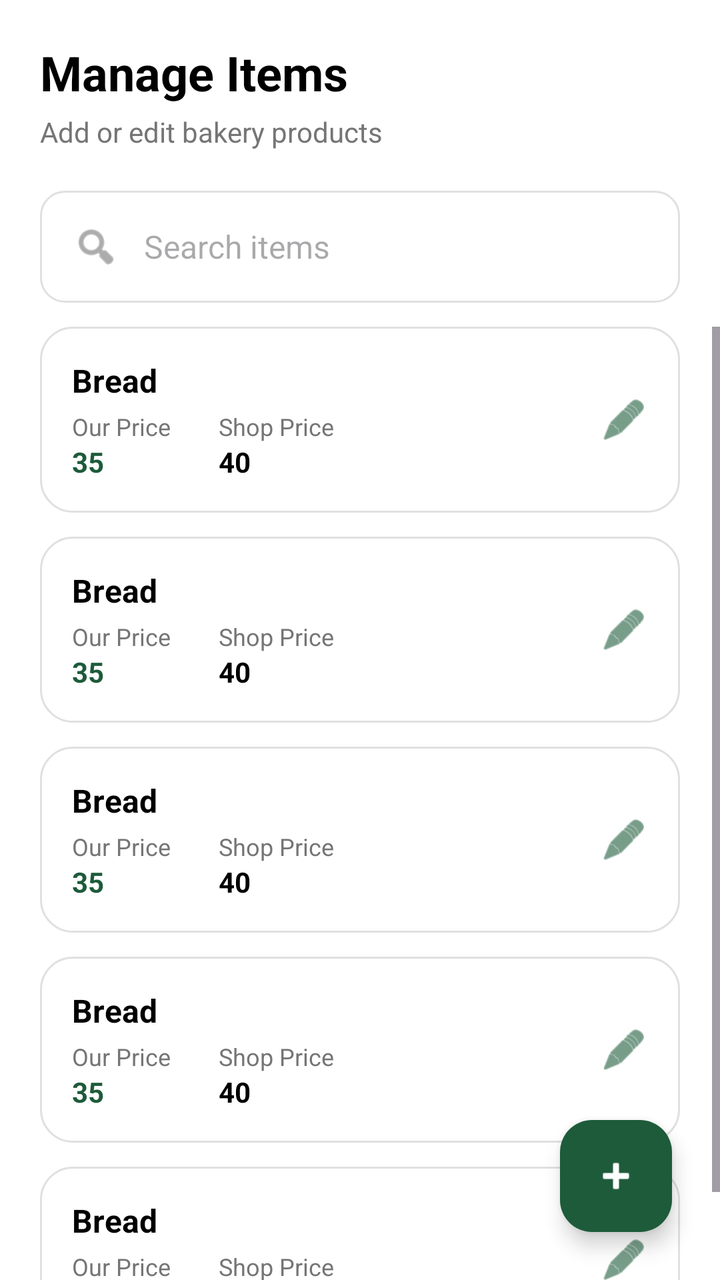
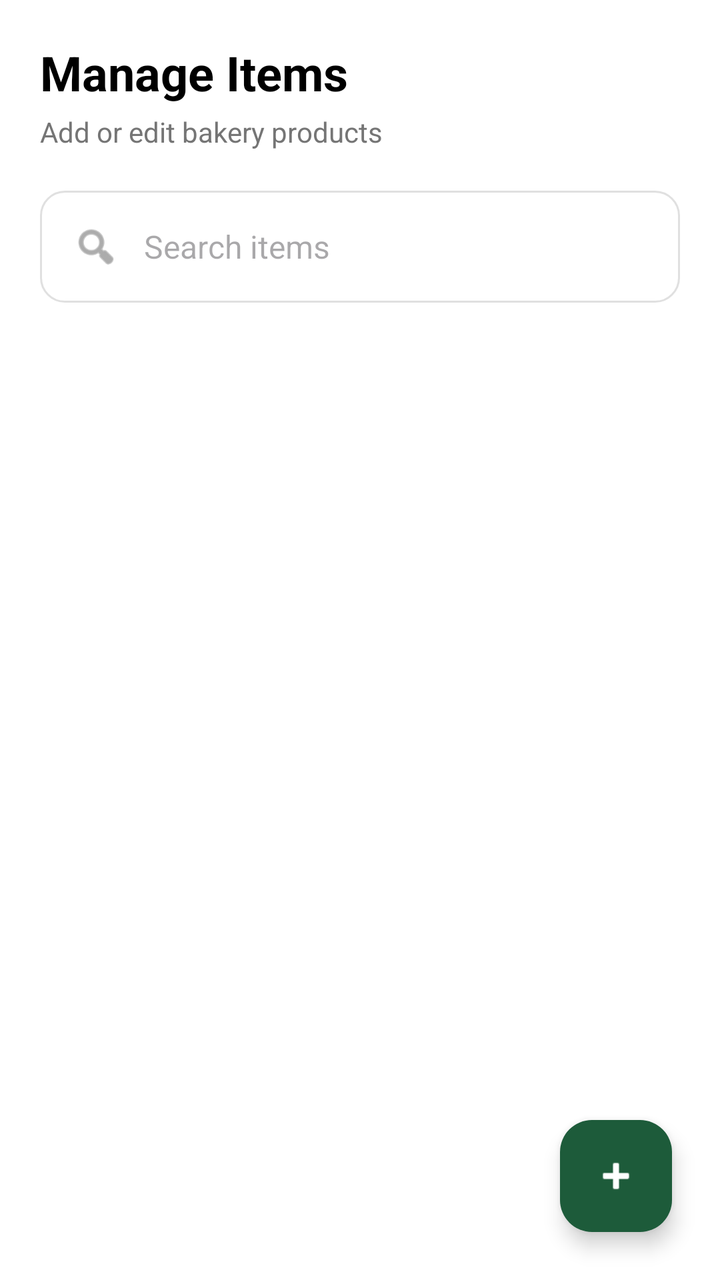

Compare the two renders of this Android layout. The source of the first and the diff that turns it into the second are given below.
<!-- AndroidManifest.xml: application theme Theme.BakeDashTest -->
<!-- res/layout/fragment_items.xml -->
<?xml version="1.0" encoding="utf-8"?>
<androidx.constraintlayout.widget.ConstraintLayout xmlns:android="http://schemas.android.com/apk/res/android"
    xmlns:app="http://schemas.android.com/apk/res-auto"
    xmlns:tools="http://schemas.android.com/tools"
    android:id="@+id/itemsLayout"
    android:layout_width="match_parent"
    android:layout_height="match_parent"
    android:background="@color/white">

    
    <TextView
        android:id="@+id/itemsTitle"
        android:layout_width="wrap_content"
        android:layout_height="wrap_content"
        android:layout_margin="20dp"
        android:text="Manage Items"
        android:textColor="@color/black"
        android:textSize="24sp"
        android:textStyle="bold"
        app:layout_constraintStart_toStartOf="parent"
        app:layout_constraintTop_toTopOf="parent" />

    <TextView
        android:id="@+id/itemsSubtitle"
        android:layout_width="wrap_content"
        android:layout_height="wrap_content"
        android:layout_marginTop="4dp"
        android:text="Add or edit bakery products"
        android:textColor="@color/text_grey"
        android:textSize="14sp"
        app:layout_constraintStart_toStartOf="@+id/itemsTitle"
        app:layout_constraintTop_toBottomOf="@+id/itemsTitle" />

    
    <LinearLayout
        android:id="@+id/searchContainer"
        android:layout_width="match_parent"
        android:layout_height="56dp"
        android:layout_margin="20dp"
        android:background="@drawable/bg_search"
        android:gravity="center_vertical"
        android:orientation="horizontal"
        android:paddingHorizontal="16dp"
        app:layout_constraintTop_toBottomOf="@id/itemsSubtitle">

        <ImageView
            android:layout_width="24dp"
            android:layout_height="24dp"
            android:src="@android:drawable/ic_menu_search"
            app:tint="@color/text_grey" />

        <EditText
            android:layout_width="match_parent"
            android:layout_height="wrap_content"
            android:layout_marginStart="12dp"
            android:background="@android:color/transparent"
            android:hint="Search items"
            android:inputType="text"
            android:textColor="#1E293B"
            android:textSize="16sp" />
    </LinearLayout>

    
    <ScrollView
        android:layout_width="match_parent"
        android:layout_height="0dp"
        android:layout_marginTop="12dp"
        app:layout_constraintBottom_toBottomOf="parent"
        app:layout_constraintTop_toBottomOf="@id/searchContainer">

        <LinearLayout
            android:layout_width="match_parent"
            android:layout_height="wrap_content"
            android:orientation="vertical"
            android:paddingHorizontal="20dp">

            <include layout="@layout/item_product_row" android:id="@+id/item1"/>
            <include layout="@layout/item_product_row" android:id="@+id/item2"/>
            <include layout="@layout/item_product_row" android:id="@+id/item3"/>
            <include layout="@layout/item_product_row" android:id="@+id/item4"/>
            <include layout="@layout/item_product_row" android:id="@+id/item5"/>

        </LinearLayout>
    </ScrollView>

    
    <com.google.android.material.floatingactionbutton.FloatingActionButton
        android:id="@+id/btnAddItem"
        android:layout_width="wrap_content"
        android:layout_height="wrap_content"
        android:layout_margin="24dp"
        android:backgroundTint="@color/primary_green"
        android:src="@android:drawable/ic_input_add"
        app:layout_constraintBottom_toBottomOf="parent"
        app:layout_constraintEnd_toEndOf="parent"
        app:tint="@color/white" />

</androidx.constraintlayout.widget.ConstraintLayout>
<!-- res/layout/item_product_row.xml (included above) -->
<?xml version="1.0" encoding="utf-8"?>
<androidx.constraintlayout.widget.ConstraintLayout xmlns:android="http://schemas.android.com/apk/res/android"
    xmlns:app="http://schemas.android.com/apk/res-auto"
    android:layout_width="match_parent"
    android:layout_height="wrap_content"
    android:layout_marginBottom="12dp"
    android:background="@drawable/bg_customer_card_white"
    android:padding="16dp">

    <TextView
        android:id="@+id/productName"
        android:layout_width="0dp"
        android:layout_height="wrap_content"
        android:text="Bread"
        android:textColor="@color/black"
        android:textSize="16sp"
        android:textStyle="bold"
        app:layout_constraintEnd_toStartOf="@+id/editIcon"
        app:layout_constraintStart_toStartOf="parent"
        app:layout_constraintTop_toTopOf="parent" />

    <LinearLayout
        android:id="@+id/pricesContainer"
        android:layout_width="0dp"
        android:layout_height="wrap_content"
        android:layout_marginTop="4dp"
        android:orientation="horizontal"
        app:layout_constraintEnd_toStartOf="@+id/editIcon"
        app:layout_constraintStart_toStartOf="parent"
        app:layout_constraintTop_toBottomOf="@id/productName">

        <LinearLayout
            android:layout_width="wrap_content"
            android:layout_height="wrap_content"
            android:orientation="vertical">

            <TextView
                android:layout_width="wrap_content"
                android:layout_height="wrap_content"
                android:text="Our Price"
                android:textColor="@color/text_grey"
                android:textSize="12sp" />

            <TextView
                android:id="@+id/ourPrice"
                android:layout_width="wrap_content"
                android:layout_height="wrap_content"
                android:text="35"
                android:textColor="@color/primary_green"
                android:textSize="14sp"
                android:textStyle="bold" />
        </LinearLayout>

        <LinearLayout
            android:layout_width="wrap_content"
            android:layout_height="wrap_content"
            android:layout_marginStart="24dp"
            android:orientation="vertical">

            <TextView
                android:layout_width="wrap_content"
                android:layout_height="wrap_content"
                android:text="Shop Price"
                android:textColor="@color/text_grey"
                android:textSize="12sp" />

            <TextView
                android:id="@+id/shopPrice"
                android:layout_width="wrap_content"
                android:layout_height="wrap_content"
                android:text="40"
                android:textColor="@color/black"
                android:textSize="14sp"
                android:textStyle="bold" />
        </LinearLayout>
    </LinearLayout>

    <ImageView
        android:id="@+id/editIcon"
        android:layout_width="24dp"
        android:layout_height="24dp"
        android:src="@android:drawable/ic_menu_edit"
        app:layout_constraintBottom_toBottomOf="parent"
        app:layout_constraintEnd_toEndOf="parent"
        app:layout_constraintTop_toTopOf="parent"
        app:tint="@color/primary_green" />

</androidx.constraintlayout.widget.ConstraintLayout>
<!-- resources referenced by this layout -->
<resources>
  <color name="black">#FF000000</color>
  <color name="primary_green">#1D5B3A</color>
  <color name="text_grey">#757575</color>
  <color name="white">#FFFFFFFF</color>
  <!-- drawable bg_customer_card_white (drawable) -->
  <?xml version="1.0" encoding="utf-8"?>
  <shape xmlns:android="http://schemas.android.com/apk/res/android">
      <solid android:color="@color/white" />
      <corners android:radius="16dp" />
      <stroke android:width="1dp" android:color="#E0E0E0" />
  </shape>
  <!-- drawable bg_search (drawable) -->
  <?xml version="1.0" encoding="utf-8"?>
  <shape xmlns:android="http://schemas.android.com/apk/res/android">
      <solid android:color="@color/white" />
      <corners android:radius="12dp" />
      <stroke android:width="1dp" android:color="#E0E0E0" />
  </shape>
  <style name="Theme.BakeDashTest" parent="Base.Theme.BakeDashTest" />
  <style name="Base.Theme.BakeDashTest" parent="Theme.Material3.DayNight.NoActionBar">
          
          <item name="android:statusBarColor">@color/primary_green</item>
          <item name="android:windowLightStatusBar">false</item>
          <item name="android:windowBackground">@color/white</item>
          <item name="android:windowDrawsSystemBarBackgrounds">true</item>
      </style>
</resources>

<!-- the commit's change to res/layout/fragment_items.xml (unified diff, before → after) -->
@@ -69,17 +69,11 @@
         app:layout_constraintTop_toBottomOf="@id/searchContainer">
 
         <LinearLayout
+            android:id="@+id/llItemsList"
             android:layout_width="match_parent"
             android:layout_height="wrap_content"
             android:orientation="vertical"
             android:paddingHorizontal="20dp">
-
-            <include layout="@layout/item_product_row" android:id="@+id/item1"/>
-            <include layout="@layout/item_product_row" android:id="@+id/item2"/>
-            <include layout="@layout/item_product_row" android:id="@+id/item3"/>
-            <include layout="@layout/item_product_row" android:id="@+id/item4"/>
-            <include layout="@layout/item_product_row" android:id="@+id/item5"/>
-
         </LinearLayout>
     </ScrollView>
 
@@ -96,92 +90,3 @@
         app:tint="@color/white" />
 
 </androidx.constraintlayout.widget.ConstraintLayout>
-<!-- res/layout/item_product_row.xml (included above) -->
-<?xml version="1.0" encoding="utf-8"?>
-<androidx.constraintlayout.widget.ConstraintLayout xmlns:android="http://schemas.android.com/apk/res/android"
-    xmlns:app="http://schemas.android.com/apk/res-auto"
-    android:layout_width="match_parent"
-    android:layout_height="wrap_content"
-    android:layout_marginBottom="12dp"
-    android:background="@drawable/bg_customer_card_white"
-    android:padding="16dp">
-
-    <TextView
-        android:id="@+id/productName"
-        android:layout_width="0dp"
-        android:layout_height="wrap_content"
-        android:text="Bread"
-        android:textColor="@color/black"
-        android:textSize="16sp"
-        android:textStyle="bold"
-        app:layout_constraintEnd_toStartOf="@+id/editIcon"
-        app:layout_constraintStart_toStartOf="parent"
-        app:layout_constraintTop_toTopOf="parent" />
-
-    <LinearLayout
-        android:id="@+id/pricesContainer"
-        android:layout_width="0dp"
-        android:layout_height="wrap_content"
-        android:layout_marginTop="4dp"
-        android:orientation="horizontal"
-        app:layout_constraintEnd_toStartOf="@+id/editIcon"
-        app:layout_constraintStart_toStartOf="parent"
-        app:layout_constraintTop_toBottomOf="@id/productName">
-
-        <LinearLayout
-            android:layout_width="wrap_content"
-            android:layout_height="wrap_content"
-            android:orientation="vertical">
-
-            <TextView
-                android:layout_width="wrap_content"
-                android:layout_height="wrap_content"
-                android:text="Our Price"
-                android:textColor="@color/text_grey"
-                android:textSize="12sp" />
-
-            <TextView
-                android:id="@+id/ourPrice"
-                android:layout_width="wrap_content"
-                android:layout_height="wrap_content"
-                android:text="35"
-                android:textColor="@color/primary_green"
-                android:textSize="14sp"
-                android:textStyle="bold" />
-        </LinearLayout>
-
-        <LinearLayout
-            android:layout_width="wrap_content"
-            android:layout_height="wrap_content"
-            android:layout_marginStart="24dp"
-            android:orientation="vertical">
-
-            <TextView
-                android:layout_width="wrap_content"
-                android:layout_height="wrap_content"
-                android:text="Shop Price"
-                android:textColor="@color/text_grey"
-                android:textSize="12sp" />
-
-            <TextView
-                android:id="@+id/shopPrice"
-                android:layout_width="wrap_content"
-                android:layout_height="wrap_content"
-                android:text="40"
-                android:textColor="@color/black"
-                android:textSize="14sp"
-                android:textStyle="bold" />
-        </LinearLayout>
-    </LinearLayout>
-
-    <ImageView
-        android:id="@+id/editIcon"
-        android:layout_width="24dp"
-        android:layout_height="24dp"
-        android:src="@android:drawable/ic_menu_edit"
-        app:layout_constraintBottom_toBottomOf="parent"
-        app:layout_constraintEnd_toEndOf="parent"
-        app:layout_constraintTop_toTopOf="parent"
-        app:tint="@color/primary_green" />
-
-</androidx.constraintlayout.widget.ConstraintLayout>
<!-- resource entries referenced after the edit -->
@@ -4,13 +4,6 @@
   <color name="primary_green">#1D5B3A</color>
   <color name="text_grey">#757575</color>
   <color name="white">#FFFFFFFF</color>
-  <!-- drawable bg_customer_card_white (drawable) -->
-  <?xml version="1.0" encoding="utf-8"?>
-  <shape xmlns:android="http://schemas.android.com/apk/res/android">
-      <solid android:color="@color/white" />
-      <corners android:radius="16dp" />
-      <stroke android:width="1dp" android:color="#E0E0E0" />
-  </shape>
   <!-- drawable bg_search (drawable) -->
   <?xml version="1.0" encoding="utf-8"?>
   <shape xmlns:android="http://schemas.android.com/apk/res/android">
@@ -21,10 +14,9 @@
   <style name="Theme.BakeDashTest" parent="Base.Theme.BakeDashTest" />
   <style name="Base.Theme.BakeDashTest" parent="Theme.Material3.DayNight.NoActionBar">
           
-          <item name="android:statusBarColor">@color/primary_green</item>
-          <item name="android:windowLightStatusBar">false</item>
+          <item name="android:statusBarColor">@android:color/transparent</item>
+          <item name="android:windowLightStatusBar">true</item>
           <item name="android:windowBackground">@color/white</item>
-          <item name="android:windowDrawsSystemBarBackgrounds">true</item>
       </style>
 </resources>
 
